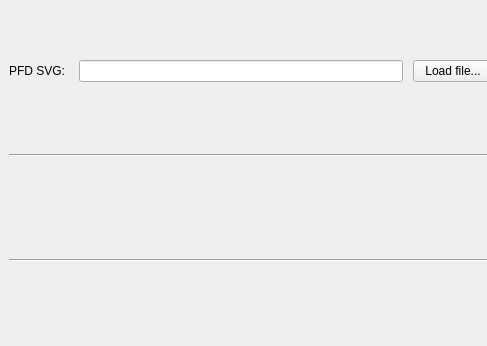
Above: ground/src/plugins/pfd/pfdgadgetoptionspage.ui from openpilot/OpenPilot before the change. Below: the same form after it.
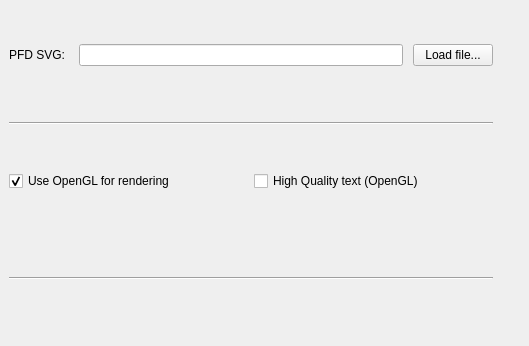
That is the form after the change.

Commit message: PFD can now, as an option, use OpenGL for rendering. Two text caching modes are possible, please test and report your experience. Lots of other smaller improvements which should make the PFD way better in terms of overall performance. Again, please share your feedback! Tested on Linux only, btw, I apologize in advance for any issue on Windows - I hope there is none.

What changed in the file:
```diff
--- a/ground/src/plugins/pfd/pfdgadgetoptionspage.ui
+++ b/ground/src/plugins/pfd/pfdgadgetoptionspage.ui
@@ -6,7 +6,7 @@
    <rect>
     <x>0</x>
     <y>0</y>
-    <width>487</width>
+    <width>529</width>
     <height>346</height>
    </rect>
   </property>
@@ -82,7 +82,28 @@
      </widget>
     </item>
     <item>
-     <layout class="QHBoxLayout" name="horizontalLayout_2"/>
+     <layout class="QHBoxLayout" name="horizontalLayout_2">
+      <item>
+       <widget class="QCheckBox" name="useOpenGL">
+        <property name="enabled">
+         <bool>true</bool>
+        </property>
+        <property name="text">
+         <string>Use OpenGL for rendering</string>
+        </property>
+        <property name="checked">
+         <bool>true</bool>
+        </property>
+       </widget>
+      </item>
+      <item>
+       <widget class="QCheckBox" name="hqText">
+        <property name="text">
+         <string>High Quality text (OpenGL)</string>
+        </property>
+       </widget>
+      </item>
+     </layout>
     </item>
     <item>
      <spacer name="verticalSpacer">
```
The commit also changes 7 other files.
